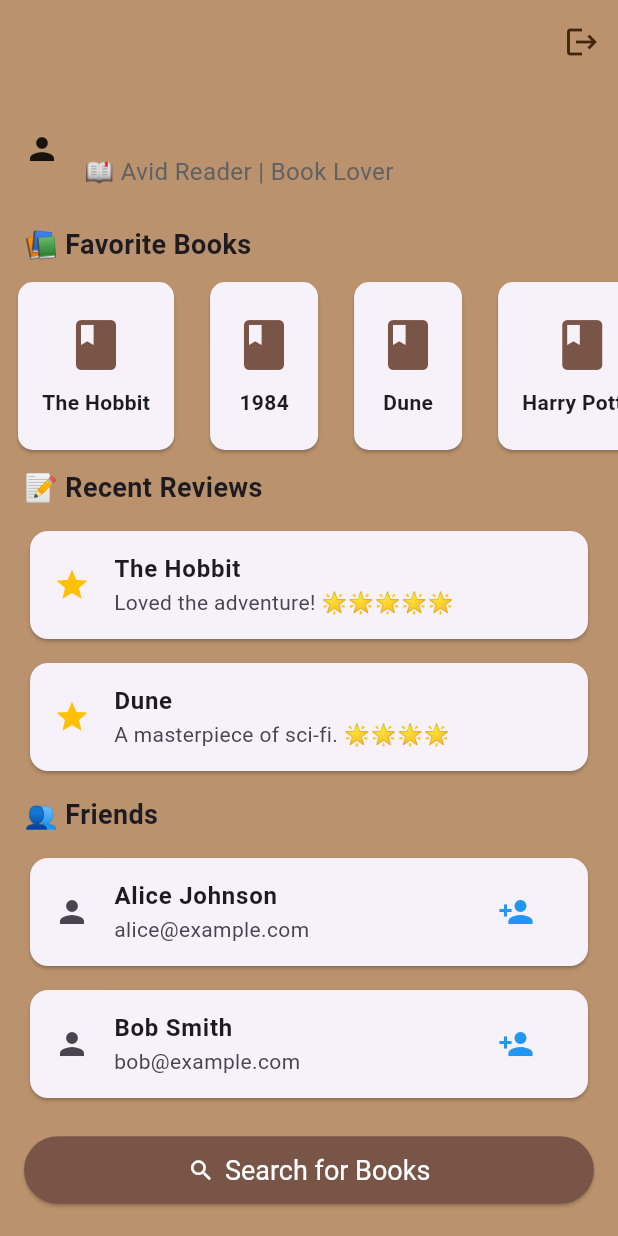
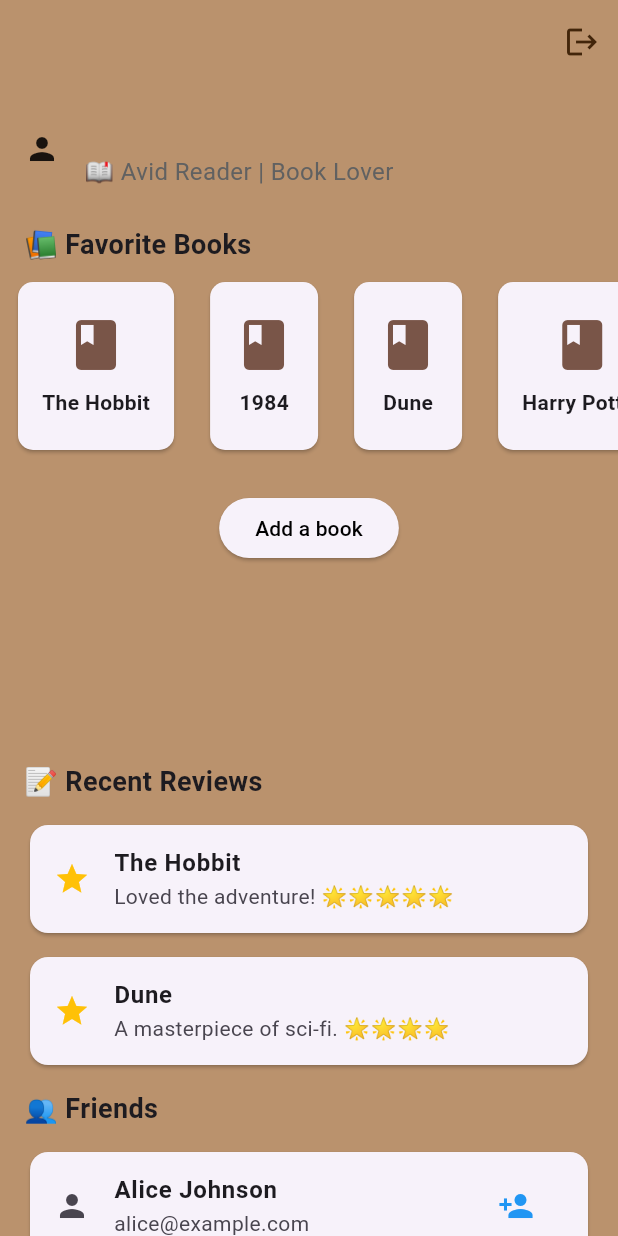
Before and after one commit to cwbradfield/SamePage, a Flutter app: the screen it shows once a user with an empty profile is signed in, on a phone screen of 412 x 824 dp. Run offline on Flutter 3.47's test engine with Material 3 defaults, Android fonts, the phone set to English and light mode, and no system bars; our stand-ins replace cloud_firestore, firebase_auth, firebase_core; accounts and stored records are empty; network calls fail.

Commit message:
Added an 'add favorite book' button to home page. New add favorite book page has function of adding the user provided title, author, and isbn to user's list of favorite books in firestore User document

```diff
--- /dev/null
+++ b/social_book_app/lib/models/app_colors.dart
@@ -0,0 +1,6 @@
+import 'package:flutter/material.dart';
+
+class AppColors {
+  Color lightBrown = const Color.fromARGB(255, 186, 146, 109);
+  Color darkBrown = const Color.fromARGB(255, 66, 37, 10);
+}
--- /dev/null
+++ b/social_book_app/lib/models/books.dart
@@ -0,0 +1,7 @@
+class Book {
+  Book({required this.title, required this.author, required this.isbn});
+
+  final String title;
+  final String author;
+  final int isbn;
+}
--- a/social_book_app/lib/pages/home_page.dart
+++ b/social_book_app/lib/pages/home_page.dart
@@ -1,5 +1,7 @@
 import 'package:firebase_auth/firebase_auth.dart';
 import 'package:flutter/material.dart';
+import 'package:social_book_app/models/app_colors.dart';
+import 'package:social_book_app/pages/add_favorite_book_page.dart';
 import 'package:social_book_app/pages/search.dart';
 
 class HomePage extends StatelessWidget {
@@ -14,15 +16,15 @@ class HomePage extends StatelessWidget {
   @override
   Widget build(BuildContext context) {
     return Scaffold(
-      backgroundColor: Color.fromARGB(255, 186, 146, 109), //Colors.grey[200],
+      backgroundColor: AppColors().lightBrown,
       appBar: AppBar(
-        backgroundColor: Color.fromARGB(255, 186, 146, 109),
+        backgroundColor: AppColors().lightBrown,
         actions: [
           IconButton(
             onPressed: signUserOut,
             icon: Icon(
               Icons.logout,
-              color: Color.fromARGB(255, 66, 37, 10),
+              color: AppColors().darkBrown,
             ),
           )
         ],
@@ -80,6 +82,28 @@ class HomePage extends StatelessWidget {
                   _buildFavoriteBookCard("Harry Potter"),
                 ],
               ),
+            ),
+
+            Padding(
+              padding: const EdgeInsets.all(24.0),
+              child: Center(
+                child: ElevatedButton(
+                  onPressed: () {
+                    Navigator.push(
+                        context,
+                        MaterialPageRoute(
+                            builder: (context) => AddFavoriteBookPage()));
+                  },
+                  child: Text(
+                    "Add a book",
+                    style: TextStyle(color: Colors.black),
+                  ),
+                ),
+              ),
+            ),
+
+            SizedBox(
+              height: 100,
             ),
 
             // Recent Reviews Section
```
Also changed, not shown: social_book_app/lib/pages/account_creation_page.dart (+10 -7 lines), social_book_app/lib/pages/add_favorite_book_page.dart (added, +107 -0 lines), social_book_app/lib/pages/login_page.dart (+9 -8 lines).
